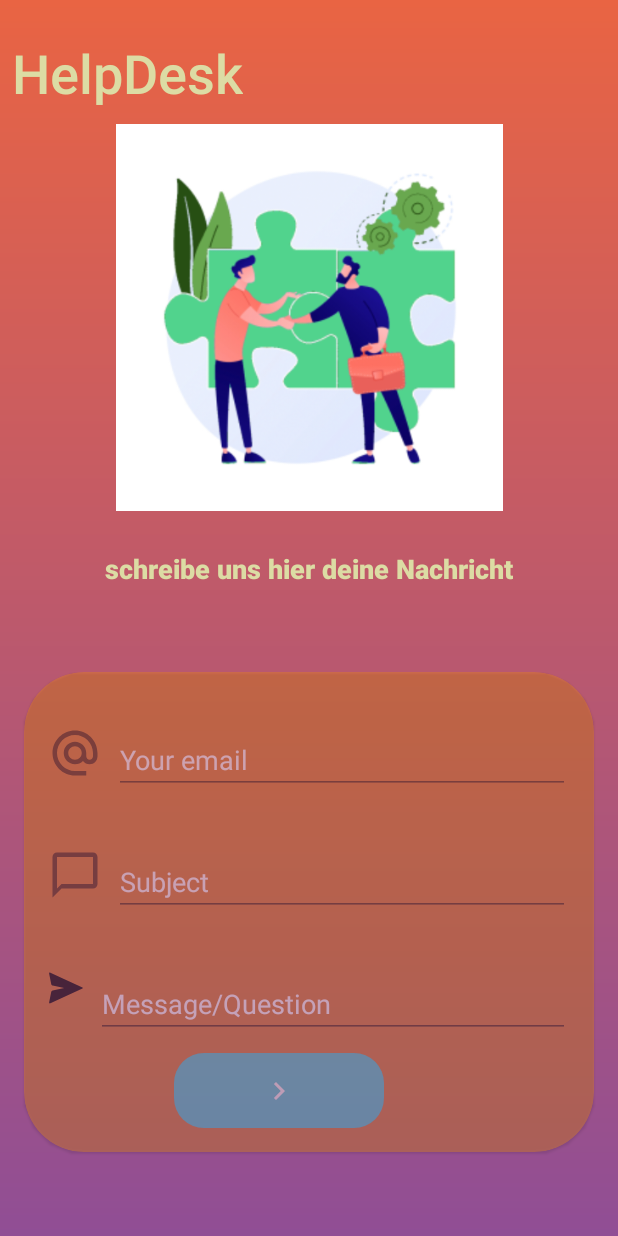
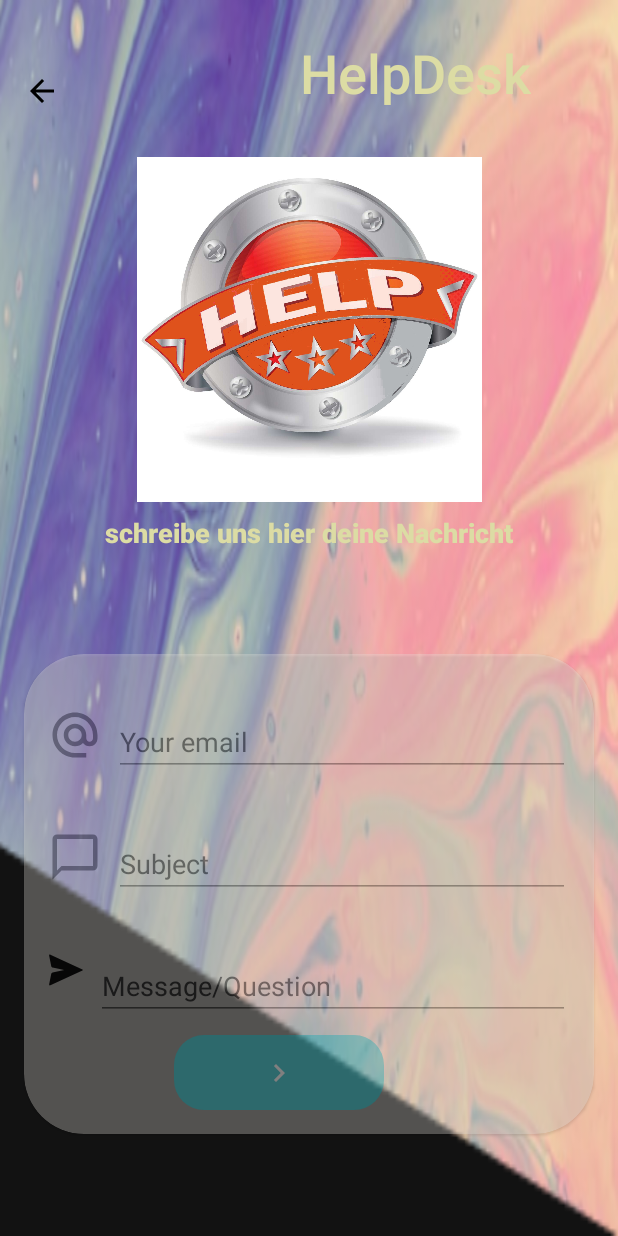
Before and after one commit to AppNewbie86/einfachtierisch, an Android app: the HelpDeskFragment screen opened through its navigation route, on a phone screen of 412 x 824 dp. Run offline under Robolectric (Android 15) with nearby library versions, the phone set to English and light mode, and no system bars; our stand-ins replace Firebase (no records; nobody signed in at launch, a user with empty details on screens opened directly), navigation-ui; Roboto replaces fonts that are not available here.

Commit message:
App Finished

```diff
--- a/app/src/main/res/layout/fragment_chat.xml
+++ b/app/src/main/res/layout/fragment_chat.xml
@@ -17,7 +17,7 @@
         <com.google.android.material.appbar.MaterialToolbar
             android:id="@+id/chat_toolbar"
             android:layout_width="413dp"
-            android:layout_height="70dp"
+            android:layout_height="80dp"
             android:background="@drawable/backgroundtop"
             app:layout_constraintEnd_toEndOf="parent"
             app:layout_constraintHorizontal_bias="0.0"
--- a/app/src/main/res/layout/fragment_contact.xml
+++ b/app/src/main/res/layout/fragment_contact.xml
@@ -15,7 +15,7 @@
             android:id="@+id/home_toolbar"
             android:layout_width="0dp"
             android:layout_height="wrap_content"
-            android:background="#F8E36D49"
+            android:background="#F89D62FD"
             app:layout_constraintEnd_toEndOf="parent"
             app:layout_constraintStart_toStartOf="parent"
             app:layout_constraintTop_toTopOf="parent"
--- a/app/src/main/res/layout/fragment_edit_profil.xml
+++ b/app/src/main/res/layout/fragment_edit_profil.xml
@@ -22,7 +22,7 @@
         android:layout_height="69dp"
         android:layout_marginTop="16dp"
         android:text="Profildaten"
-        android:textColor="#050505"
+        android:textColor="#DCDCA4"
         android:textSize="48sp"
         android:textStyle="bold"
         app:layout_constraintEnd_toEndOf="parent"
--- a/app/src/main/res/layout/fragment_help_desk.xml
+++ b/app/src/main/res/layout/fragment_help_desk.xml
@@ -4,13 +4,11 @@
     xmlns:tools="http://schemas.android.com/tools"
     android:layout_width="match_parent"
     android:layout_height="match_parent"
-    android:background="@drawable/bg_gradation"
-   >
+    android:background="@drawable/backgroundtop">
 
     <androidx.constraintlayout.widget.ConstraintLayout
         android:layout_width="match_parent"
         android:layout_height="match_parent"
-        android:background="@drawable/bg_gradation"
         android:orientation="vertical"
         app:layout_constraintBottom_toBottomOf="parent"
         app:layout_constraintEnd_toEndOf="parent"
@@ -21,7 +19,7 @@
             android:id="@+id/helpdesktitle"
             android:layout_width="wrap_content"
             android:layout_height="wrap_content"
-            android:layout_marginStart="8dp"
+            android:layout_marginStart="200dp"
             android:layout_marginTop="24dp"
             android:fontFamily="sans-serif-medium"
             android:text="HelpDesk"
@@ -30,23 +28,12 @@
             app:layout_constraintStart_toStartOf="parent"
             app:layout_constraintTop_toTopOf="parent" />
 
-        <ImageView
-            android:id="@+id/help_desk_image"
-            android:layout_width="258dp"
-            android:layout_height="262dp"
-            android:layout_gravity="center"
-            android:layout_marginTop="8dp"
-            android:src="@drawable/help_desk"
-            app:layout_constraintEnd_toEndOf="parent"
-            app:layout_constraintStart_toStartOf="parent"
-            app:layout_constraintTop_toBottomOf="@id/helpdesktitle" />
-
         <TextView
             android:id="@+id/helpdesktitlesubtext"
             android:layout_width="wrap_content"
             android:layout_height="wrap_content"
             android:layout_gravity="center"
-            android:layout_marginTop="24dp"
+            android:layout_marginTop="8dp"
             android:fontFamily="sans-serif-medium"
             android:text="schreibe uns hier deine Nachricht"
             android:textColor="#DCDCA4"
@@ -54,7 +41,7 @@
             android:textStyle="bold"
             app:layout_constraintEnd_toEndOf="parent"
             app:layout_constraintStart_toStartOf="parent"
-            app:layout_constraintTop_toBottomOf="@id/help_desk_image" />
+            app:layout_constraintTop_toBottomOf="@+id/imageView4" />
 
         <com.google.android.material.card.MaterialCardView
             android:layout_width="match_parent"
@@ -63,7 +50,7 @@
             android:layout_marginEnd="16dp"
             android:alpha=".5"
             android:theme="@style/Theme.MaterialComponents.Light"
-            app:cardBackgroundColor="#9CFF9800"
+            app:cardBackgroundColor="#9CEFEBE6"
             app:cardCornerRadius="40dp"
             app:layout_constraintBottom_toBottomOf="parent"
             app:layout_constraintEnd_toEndOf="parent"
@@ -96,7 +83,7 @@
                         android:layout_marginEnd="16dp"
                         android:hint="Your email"
                         android:textColor="#FAF7F7"
-                        android:textColorHint="#FAF8F8"
+                        android:textColorHint="#272626"
                         tools:ignore="TouchTargetSizeCheck" />
                 </LinearLayout>
 
@@ -121,7 +108,7 @@
                         android:layout_marginEnd="16dp"
                         android:hint="Subject"
                         android:textColor="#F6F5F5"
-                        android:textColorHint="#FAF8F8"
+                        android:textColorHint="#FF272626"
                         tools:ignore="TouchTargetSizeCheck" />
                 </LinearLayout>
 
@@ -145,7 +132,7 @@
                         android:layout_height="wrap_content"
                         android:layout_marginEnd="16dp"
                         android:hint="Message/Question"
-                        android:textColorHint="#FBFBFB"
+                        android:textColorHint="#FF272626"
                         tools:ignore="TouchTargetSizeCheck" />
                 </LinearLayout>
 
@@ -165,6 +152,27 @@
 
 
         </com.google.android.material.card.MaterialCardView>
+
+        <ImageView
+            android:id="@+id/imageView4"
+            android:layout_width="412dp"
+            android:layout_height="230dp"
+            android:layout_marginTop="32dp"
+            app:layout_constraintEnd_toEndOf="parent"
+            app:layout_constraintStart_toStartOf="parent"
+            app:layout_constraintTop_toBottomOf="@+id/helpdesktitle"
+            app:srcCompat="@drawable/help" />
+
+        <ImageView
+            android:id="@+id/imageView6"
+            android:layout_width="wrap_content"
+            android:layout_height="wrap_content"
+            android:layout_marginStart="16dp"
+            app:layout_constraintBottom_toTopOf="@+id/imageView4"
+            app:layout_constraintStart_toStartOf="parent"
+            app:layout_constraintTop_toTopOf="parent"
+            app:layout_constraintVertical_bias="0.6"
+            app:srcCompat="@drawable/ic_baseline_arrow_back_24" />
     </androidx.constraintlayout.widget.ConstraintLayout>
 
 
```
Also changed, not shown: app/src/debug/res/drawable/ic_launcher_background.xml (+4 -4 lines), app/src/main/res/layout/fragment_detail.xml (+18 -4 lines), app/src/main/res/layout/list_item_contact.xml (+4 -23 lines), app/src/debug/ic_launcher-playstore.png, app/src/main/res/drawable/help.jpeg (added).
